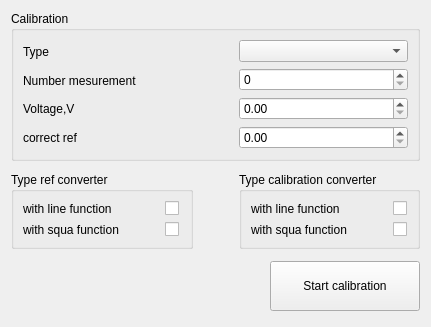
This is calibration.ui in Neitron-byte/MSGET89 as Qt 5 draws it before an edit. The edited form follows.
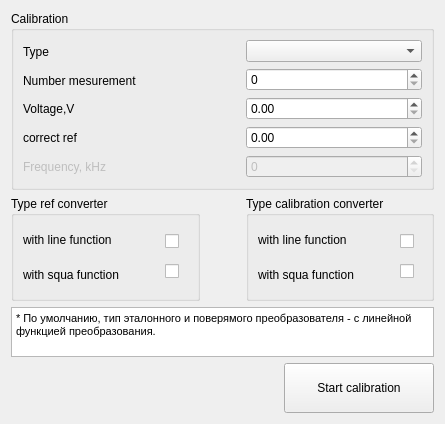
This is the edited form.

Diff of the .ui file:
```diff
--- a/calibration.ui
+++ b/calibration.ui
@@ -6,8 +6,8 @@
    <rect>
     <x>0</x>
     <y>0</y>
-    <width>431</width>
-    <height>327</height>
+    <width>445</width>
+    <height>424</height>
    </rect>
   </property>
   <property name="windowTitle">
@@ -50,6 +50,16 @@
           </property>
          </widget>
         </item>
+        <item>
+         <widget class="QLabel" name="label_freq">
+          <property name="enabled">
+           <bool>false</bool>
+          </property>
+          <property name="text">
+           <string>Frequency, kHz</string>
+          </property>
+         </widget>
+        </item>
        </layout>
       </item>
       <item>
@@ -89,24 +99,18 @@
         <item>
          <widget class="QDoubleSpinBox" name="doubleSpinBox_correct"/>
         </item>
+        <item>
+         <widget class="QSpinBox" name="spinBox_freq">
+          <property name="enabled">
+           <bool>false</bool>
+          </property>
+         </widget>
+        </item>
        </layout>
       </item>
      </layout>
     </widget>
    </item>
-   <item>
-    <spacer name="verticalSpacer">
-     <property name="orientation">
-      <enum>Qt::Vertical</enum>
-     </property>
-     <property name="sizeHint" stdset="0">
-      <size>
-       <width>20</width>
-       <height>40</height>
-      </size>
-     </property>
-    </spacer>
-   </item>
    <item>
     <layout class="QHBoxLayout" name="horizontalLayout_4">
      <item>
@@ -250,17 +254,33 @@
     </layout>
    </item>
    <item>
-    <spacer name="verticalSpacer_2">
-     <property name="orientation">
-      <enum>Qt::Vertical</enum>
+    <widget class="QTextEdit" name="textEdit">
+     <property name="sizePolicy">
+      <sizepolicy hsizetype="Expanding" vsizetype="Fixed">
+       <horstretch>0</horstretch>
+       <verstretch>0</verstretch>
+      </sizepolicy>
      </property>
-     <property name="sizeHint" stdset="0">
+     <property name="minimumSize">
       <size>
-       <width>20</width>
-       <height>40</height>
+       <width>0</width>
+       <height>0</height>
       </size>
      </property>
-    </spacer>
+     <property name="maximumSize">
+      <size>
+       <width>16777215</width>
+       <height>50</height>
+      </size>
+     </property>
+     <property name="html">
+      <string>&lt;!DOCTYPE HTML PUBLIC &quot;-//W3C//DTD HTML 4.0//EN&quot; &quot;http://www.w3.org/TR/REC-html40/strict.dtd&quot;&gt;
+&lt;html&gt;&lt;head&gt;&lt;meta name=&quot;qrichtext&quot; content=&quot;1&quot; /&gt;&lt;style type=&quot;text/css&quot;&gt;
+p, li { white-space: pre-wrap; }
+&lt;/style&gt;&lt;/head&gt;&lt;body style=&quot; font-family:'MS Shell Dlg 2'; font-size:8.25pt; font-weight:400; font-style:normal;&quot;&gt;
+&lt;p style=&quot; margin-top:0px; margin-bottom:0px; margin-left:0px; margin-right:0px; -qt-block-indent:0; text-indent:0px;&quot;&gt;* По умолчанию, тип эталонного и поверямого преобразователя - с линейной функцией преобразования.&lt;/p&gt;&lt;/body&gt;&lt;/html&gt;</string>
+     </property>
+    </widget>
    </item>
    <item>
     <layout class="QHBoxLayout" name="horizontalLayout_5">
@@ -298,19 +318,6 @@
      </item>
     </layout>
    </item>
-   <item>
-    <spacer name="verticalSpacer_3">
-     <property name="orientation">
-      <enum>Qt::Vertical</enum>
-     </property>
-     <property name="sizeHint" stdset="0">
-      <size>
-       <width>20</width>
-       <height>40</height>
-      </size>
-     </property>
-    </spacer>
-   </item>
   </layout>
  </widget>
  <resources/>
```
